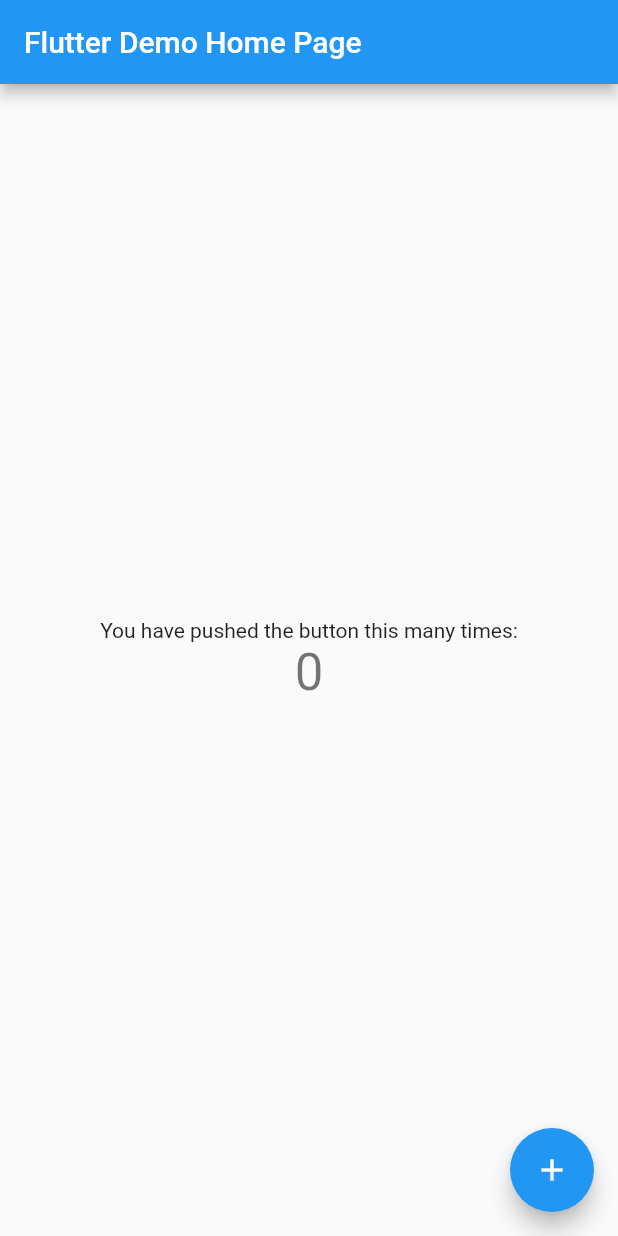
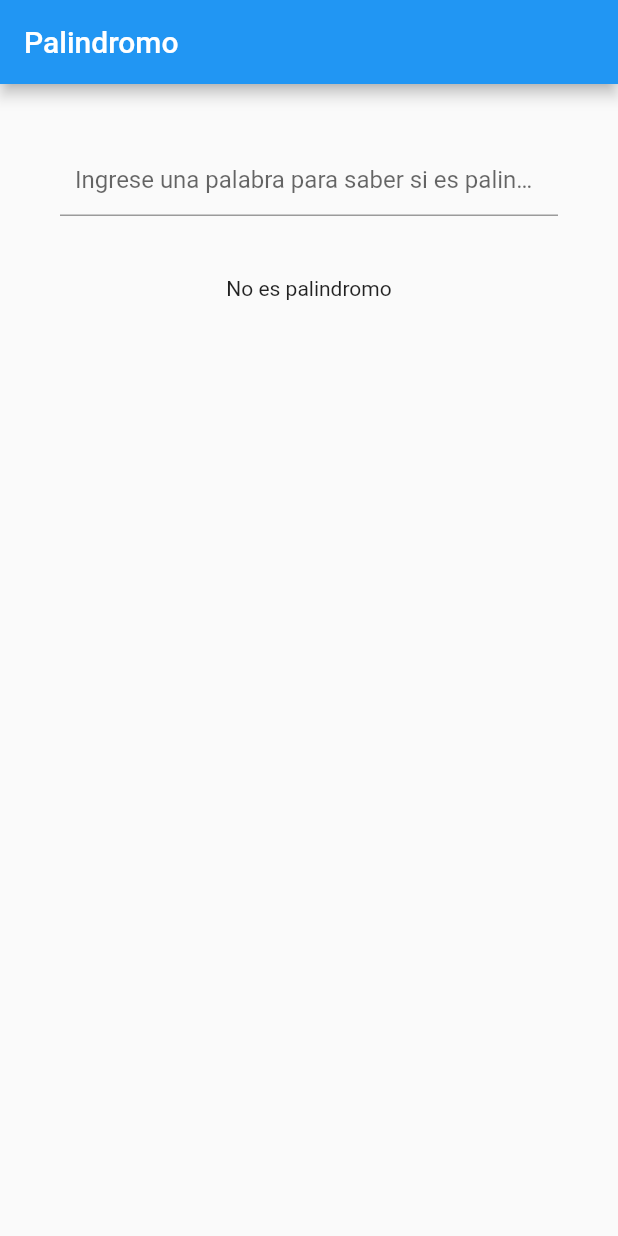
Before and after one commit to NoeOsorio/palindromo, a Flutter app: the screen it shows after launch, on a phone screen of 412 x 824 dp. Run offline on Flutter 3.47's test engine with Material 2 defaults, Android fonts, the phone set to English and light mode, and no system bars.

Commit message:
Palindromo

```diff
--- /dev/null
+++ b/lib/input.dart
@@ -0,0 +1,56 @@
+import 'package:flutter/material.dart';
+
+class PalindromoInput extends StatefulWidget {
+  PalindromoInput({Key key, this.esPalindromo}) : super(key: key);
+
+  final ValueSetter<bool> esPalindromo;
+
+  @override
+  _PalindromoInputState createState() => _PalindromoInputState();
+}
+
+class _PalindromoInputState extends State<PalindromoInput> {
+  TextEditingController controller;
+
+  bool palindromo(String text) {
+    bool response = true;
+    if (text.length <= 0) {
+      response = false;
+    } else if (text.length == 1) {
+      response = true;
+    } else {
+      String reversed = text.split("").reversed.join();
+      for (var i = 0; i < text.length; i++) {
+        if (reversed[i] != text[i]) {
+          response = false;
+        }
+      }
+    }
+
+    return response;
+  }
+
+  @override
+  void initState() {
+    super.initState();
+    controller = TextEditingController(text: "");
+    controller.addListener(() {
+      bool res = palindromo(controller.text);
+      widget.esPalindromo(res);
+    });
+  }
+
+  @override
+  Widget build(BuildContext context) {
+    return Container(
+        margin: EdgeInsets.all(40),
+        child: TextField(
+          controller: controller,
+          decoration: InputDecoration(
+              contentPadding: EdgeInsets.all(10),
+              fillColor: Colors.amber,
+              // border: InputBorder.none,
+              hintText: 'Ingrese una palabra para saber si es palindromo'),
+        ));
+  }
+}
--- a/lib/main.dart
+++ b/lib/main.dart
@@ -1,4 +1,5 @@
 import 'package:flutter/material.dart';
+import 'package:palindromo/input.dart';
 
 void main() {
   runApp(MyApp());
@@ -26,23 +27,13 @@ class MyApp extends StatelessWidget {
         // closer together (more dense) than on mobile platforms.
         visualDensity: VisualDensity.adaptivePlatformDensity,
       ),
-      home: MyHomePage(title: 'Flutter Demo Home Page'),
+      home: MyHomePage(title: 'Palindromo'),
     );
   }
 }
 
 class MyHomePage extends StatefulWidget {
   MyHomePage({Key key, this.title}) : super(key: key);
-
-  // This widget is the home page of your application. It is stateful, meaning
-  // that it has a State object (defined below) that contains fields that affect
-  // how it looks.
-
-  // This class is the configuration for the state. It holds the values (in this
-  // case the title) provided by the parent (in this case the App widget) and
-  // used by the build method of the State. Fields in a Widget subclass are
-  // always marked "final".
-
   final String title;
 
   @override
@@ -50,68 +41,29 @@ class MyHomePage extends StatefulWidget {
 }
 
 class _MyHomePageState extends State<MyHomePage> {
-  int _counter = 0;
-
-  void _incrementCounter() {
-    setState(() {
-      // This call to setState tells the Flutter framework that something has
-      // changed in this State, which causes it to rerun the build method below
-      // so that the display can reflect the updated values. If we changed
-      // _counter without calling setState(), then the build method would not be
-      // called again, and so nothing would appear to happen.
-      _counter++;
-    });
-  }
+  bool esPalindromo = false;
 
   @override
   Widget build(BuildContext context) {
-    // This method is rerun every time setState is called, for instance as done
-    // by the _incrementCounter method above.
-    //
-    // The Flutter framework has been optimized to make rerunning build methods
-    // fast, so that you can just rebuild anything that needs updating rather
-    // than having to individually change instances of widgets.
     return Scaffold(
       appBar: AppBar(
-        // Here we take the value from the MyHomePage object that was created by
-        // the App.build method, and use it to set our appbar title.
         title: Text(widget.title),
       ),
       body: Center(
-        // Center is a layout widget. It takes a single child and positions it
-        // in the middle of the parent.
         child: Column(
-          // Column is also a layout widget. It takes a list of children and
-          // arranges them vertically. By default, it sizes itself to fit its
-          // children horizontally, and tries to be as tall as its parent.
-          //
-          // Invoke "debug painting" (press "p" in the console, choose the
-          // "Toggle Debug Paint" action from the Flutter Inspector in Android
-          // Studio, or the "Toggle Debug Paint" command in Visual Studio Code)
-          // to see the wireframe for each widget.
-          //
-          // Column has various properties to control how it sizes itself and
-          // how it positions its children. Here we use mainAxisAlignment to
-          // center the children vertically; the main axis here is the vertical
-          // axis because Columns are vertical (the cross axis would be
-          // horizontal).
-          mainAxisAlignment: MainAxisAlignment.center,
           children: <Widget>[
-            Text(
-              'You have pushed the button this many times:',
+            PalindromoInput(
+              esPalindromo: (bool pal) {
+                setState(() {
+                  esPalindromo = pal;
+                });
+                print(esPalindromo);
+              },
             ),
-            Text(
-              '$_counter',
-              style: Theme.of(context).textTheme.headline4,
-            ),
+            Text("${esPalindromo ? "Es palindromo" : "No es palindromo"}")
           ],
         ),
       ),
-      floatingActionButton: FloatingActionButton(
-        onPressed: _incrementCounter,
-        tooltip: 'Increment',
-        child: Icon(Icons.add),
-      ), // This trailing comma makes auto-formatting nicer for build methods.
     );
   }
 }
```
